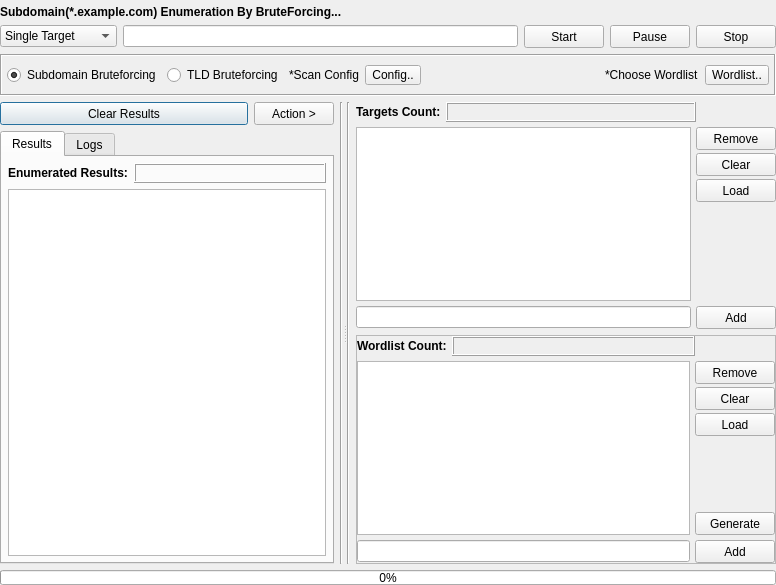
First picture: the form in gui/src/engines/brute/Brute.ui, repository 3nock/OTE, before the edit.
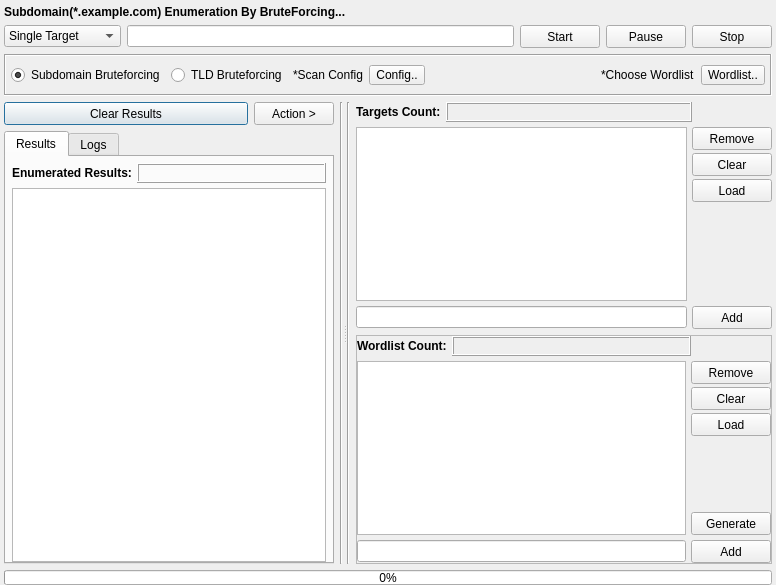
Second picture: the form after the edit.

Diff of the .ui file:
```diff
--- a/gui/src/engines/brute/Brute.ui
+++ b/gui/src/engines/brute/Brute.ui
@@ -21,13 +21,13 @@
     <number>6</number>
    </property>
    <property name="leftMargin">
-    <number>0</number>
+    <number>4</number>
    </property>
    <property name="topMargin">
     <number>5</number>
    </property>
    <property name="rightMargin">
-    <number>0</number>
+    <number>4</number>
    </property>
    <property name="bottomMargin">
     <number>0</number>
@@ -390,7 +390,7 @@
             </attribute>
             <layout class="QVBoxLayout" name="verticalLayout_19">
              <property name="spacing">
-              <number>6</number>
+              <number>5</number>
              </property>
              <property name="leftMargin">
               <number>6</number>
@@ -402,7 +402,7 @@
               <number>6</number>
              </property>
              <property name="bottomMargin">
-              <number>6</number>
+              <number>0</number>
              </property>
              <item>
               <layout class="QHBoxLayout" name="horizontalLayout_19">
```
